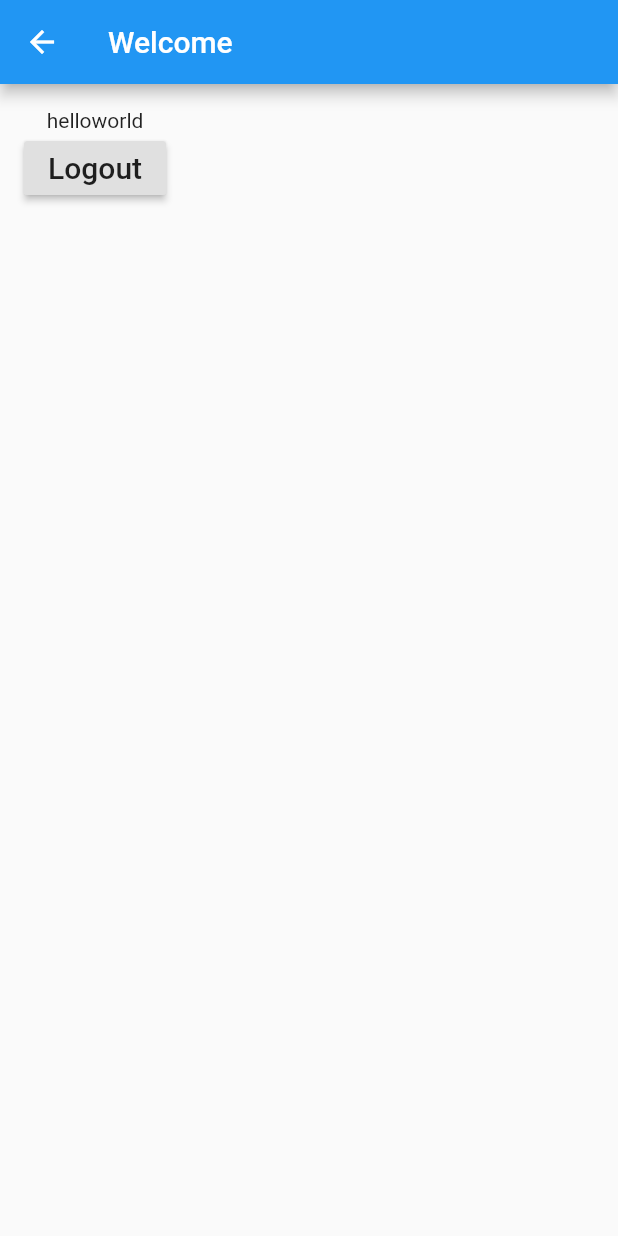
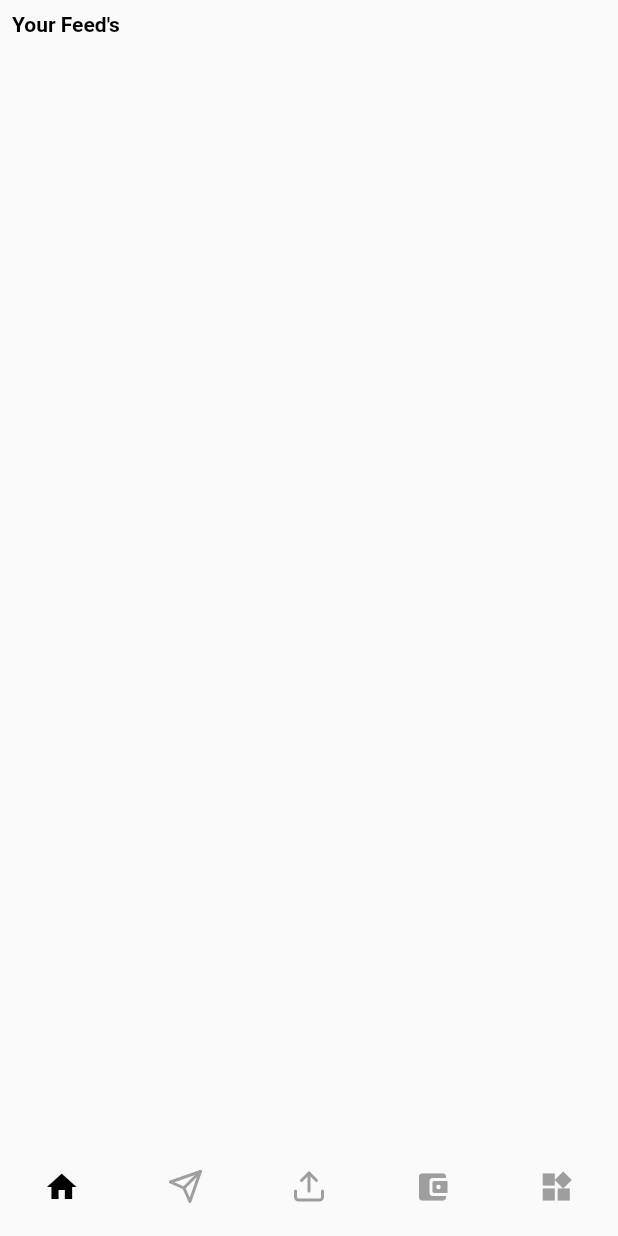
Before and after one commit to micedreams/app, a Flutter app: the Home screen opened by its route, on a phone screen of 412 x 824 dp. Run offline on Flutter 3.47's test engine with Material 2 defaults, Android fonts, the phone set to English and light mode, and no system bars; our stand-ins replace flutter_feather_icons.

Commit message:
scaffold

```diff
--- /dev/null
+++ b/lib/components/SpecialScaffold.dart
@@ -0,0 +1,47 @@
+import 'package:flutter/material.dart';
+import 'package:flutter_feather_icons/flutter_feather_icons.dart';
+
+class SpecialScaffold extends StatelessWidget {
+  final Widget body;
+
+  const SpecialScaffold({
+    Key? key,
+    required this.body,
+  }) : super(key: key);
+
+  @override
+  Widget build(BuildContext context) {
+    return DefaultTabController(
+      length: 5,
+      child: Scaffold(
+          appBar: AppBar(
+            backgroundColor: Colors.transparent,
+            shadowColor: Colors.transparent,
+            centerTitle: false,
+            leadingWidth: 100,
+            leading: const Padding(
+              padding: EdgeInsets.all(8.0),
+              child: Text("Your Feed's",
+                  style: TextStyle(
+                      color: Colors.black, fontWeight: FontWeight.bold)),
+            ),
+          ),
+          body: body,
+          bottomNavigationBar: const Padding(
+            padding: EdgeInsets.only(bottom: 8.0),
+            child: TabBar(
+              unselectedLabelColor: Colors.grey,
+              labelColor: Colors.black,
+              indicatorColor: Colors.transparent,
+              tabs: [
+                Tab(icon: Icon(Icons.home)),
+                Tab(icon: Icon(FeatherIcons.send)),
+                Tab(icon: Icon(FeatherIcons.upload)),
+                Tab(icon: Icon(Icons.account_balance_wallet_rounded)),
+                Tab(icon: Icon(Icons.widgets)),
+              ],
+            ),
+          )),
+    );
+  }
+}
--- a/lib/home.dart
+++ b/lib/home.dart
@@ -1,33 +1,18 @@
+import 'package:app/components/SpecialScaffold.dart';
 import 'package:flutter/material.dart';
 
 class Home extends StatefulWidget {
-static const routeName = '/Home';
+  static const routeName = '/Home';
 
   @override
-  State<StatefulWidget> createState() => new _HomeState();
+  State<StatefulWidget> createState() => _HomeState();
 }
 
 class _HomeState extends State<Home> {
   @override
   Widget build(context) {
-    return new Scaffold(
-      appBar: new AppBar(
-        title: new Text("Welcome"),
-      ),
-      body: new Container(
-        padding: EdgeInsets.all(16.0),
-        child: Column(
-          children: [
-            new Text("helloworld"),
-            new RaisedButton(
-              child: new Text("Logout", style: new TextStyle(fontSize: 20.0)),
-              onPressed: () {
-                Navigator.of(context).pop();
-              },
-            ),
-          ],
-        ),
-      ),
+    return const SpecialScaffold(
+      body: SizedBox.shrink(),
     );
   }
 }
```
Also changed, not shown: pubspec.yaml (+2 -17 lines), pubspec.lock.
